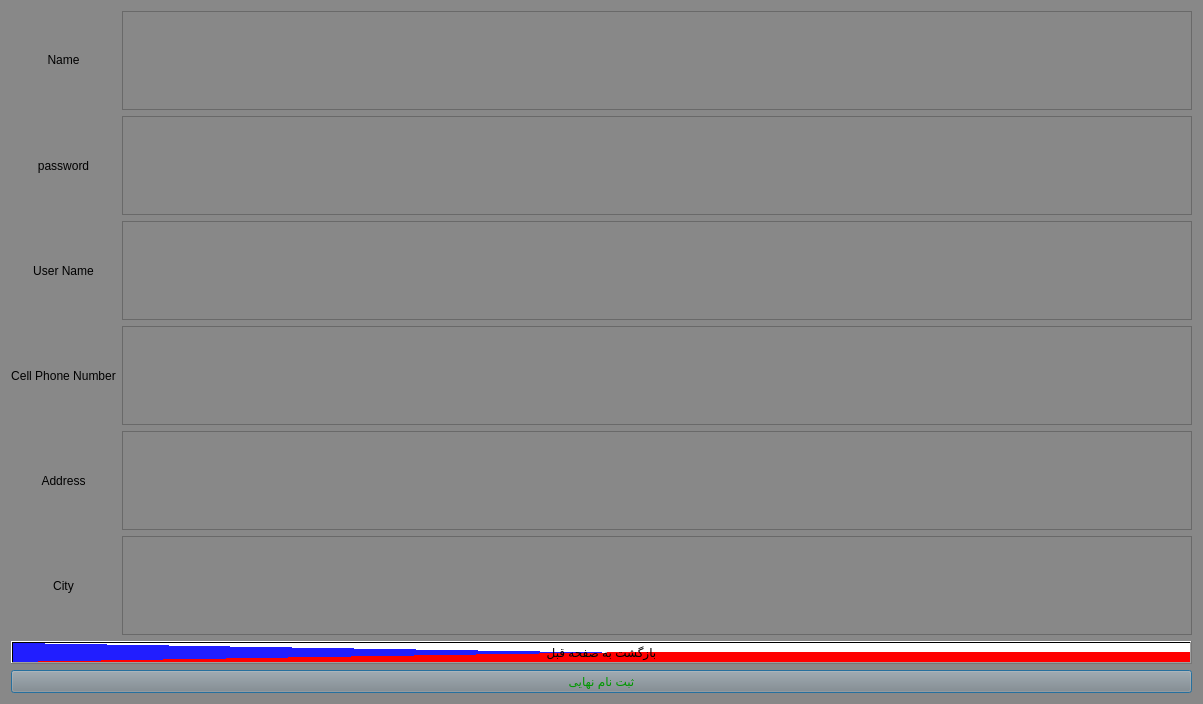
Qt form Project_Ap/signupclient.ui (AP-projects-4001/metagoofill) before a commit.
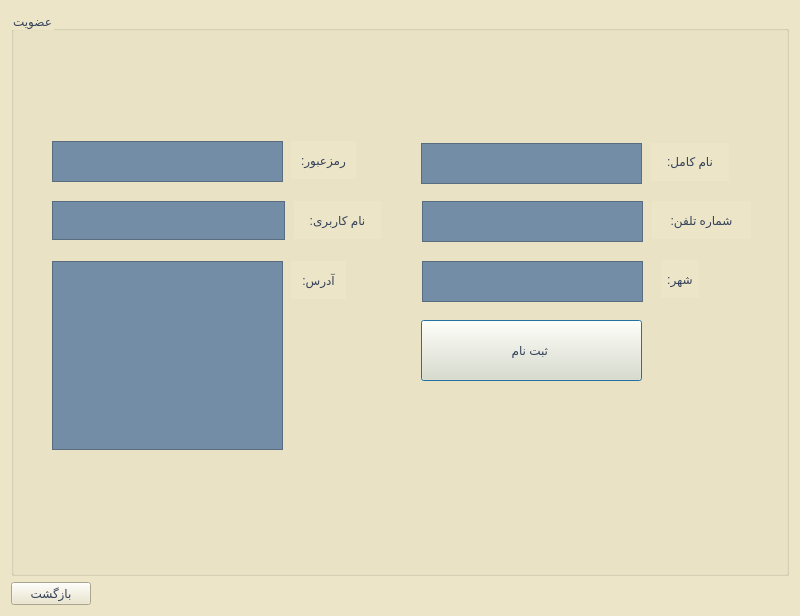
The same form after that commit.

What changed in the file:
```diff
--- a/Project_Ap/signupclient.ui
+++ b/Project_Ap/signupclient.ui
@@ -6,119 +6,111 @@
    <rect>
     <x>0</x>
     <y>0</y>
-    <width>1203</width>
-    <height>704</height>
+    <width>800</width>
+    <height>616</height>
    </rect>
   </property>
   <property name="windowTitle">
    <string>Dialog</string>
   </property>
   <property name="styleSheet">
-   <string notr="true">background-color: rgb(136, 136, 136);</string>
+   <string notr="true">background-color: rgb(236, 229, 199);
+</string>
   </property>
   <layout class="QGridLayout" name="gridLayout">
-   <item row="0" column="1">
-    <layout class="QVBoxLayout" name="verticalLayout_3">
-     <item>
-      <widget class="QTextEdit" name="textEdit_12">
+   <item row="1" column="0">
+    <widget class="QPushButton" name="pushButton_3">
        <property name="styleSheet">
-        <string notr="true">font: 16pt &quot;MS Shell Dlg 2&quot;;
-color: rgb(255, 255, 255);</string>
-       </property>
-       <property name="html">
-        <string>&lt;!DOCTYPE HTML PUBLIC &quot;-//W3C//DTD HTML 4.0//EN&quot; &quot;http://www.w3.org/TR/REC-html40/strict.dtd&quot;&gt;
-&lt;html&gt;&lt;head&gt;&lt;meta name=&quot;qrichtext&quot; content=&quot;1&quot; /&gt;&lt;style type=&quot;text/css&quot;&gt;
-p, li { white-space: pre-wrap; }
-&lt;/style&gt;&lt;/head&gt;&lt;body style=&quot; font-family:'MS Shell Dlg 2'; font-size:16pt; font-weight:400; font-style:normal;&quot;&gt;
-&lt;p style=&quot;-qt-paragraph-type:empty; margin-top:0px; margin-bottom:0px; margin-left:0px; margin-right:0px; -qt-block-indent:0; text-indent:0px; font-size:7.8pt;&quot;&gt;&lt;br /&gt;&lt;/p&gt;&lt;/body&gt;&lt;/html&gt;</string>
+      <string notr="true">font: 14pt &quot;Lalezar&quot;;
+color: rgb(53, 66, 89);
+</string>
+     </property>
+     <property name="text">
+      <string>بازگشت</string>
        </property>
       </widget>
      </item>
-     <item>
-      <widget class="QTextEdit" name="textEdit_13">
-       <property name="styleSheet">
-        <string notr="true">font: 16pt &quot;MS Shell Dlg 2&quot;;
-color: rgb(255, 255, 255);</string>
-       </property>
-       <property name="html">
-        <string>&lt;!DOCTYPE HTML PUBLIC &quot;-//W3C//DTD HTML 4.0//EN&quot; &quot;http://www.w3.org/TR/REC-html40/strict.dtd&quot;&gt;
-&lt;html&gt;&lt;head&gt;&lt;meta name=&quot;qrichtext&quot; content=&quot;1&quot; /&gt;&lt;style type=&quot;text/css&quot;&gt;
-p, li { white-space: pre-wrap; }
-&lt;/style&gt;&lt;/head&gt;&lt;body style=&quot; font-family:'MS Shell Dlg 2'; font-size:16pt; font-weight:400; font-style:normal;&quot;&gt;
-&lt;p style=&quot;-qt-paragraph-type:empty; margin-top:0px; margin-bottom:0px; margin-left:0px; margin-right:0px; -qt-block-indent:0; text-indent:0px; font-size:7.8pt;&quot;&gt;&lt;br /&gt;&lt;/p&gt;&lt;/body&gt;&lt;/html&gt;</string>
-       </property>
-      </widget>
-     </item>
-     <item>
-      <widget class="QTextEdit" name="textEdit_14">
+   <item row="1" column="1">
+    <spacer name="horizontalSpacer">
+     <property name="orientation">
+      <enum>Qt::Horizontal</enum>
+     </property>
+     <property name="sizeHint" stdset="0">
+      <size>
+       <width>40</width>
+       <height>20</height>
+      </size>
+     </property>
+    </spacer>
+   </item>
+   <item row="0" column="0" colspan="2">
+    <widget class="QGroupBox" name="groupBox">
        <property name="styleSheet">
-        <string notr="true">font: 16pt &quot;MS Shell Dlg 2&quot;;
-color: rgb(255, 255, 255);</string>
-       </property>
-       <property name="html">
-        <string>&lt;!DOCTYPE HTML PUBLIC &quot;-//W3C//DTD HTML 4.0//EN&quot; &quot;http://www.w3.org/TR/REC-html40/strict.dtd&quot;&gt;
-&lt;html&gt;&lt;head&gt;&lt;meta name=&quot;qrichtext&quot; content=&quot;1&quot; /&gt;&lt;style type=&quot;text/css&quot;&gt;
-p, li { white-space: pre-wrap; }
-&lt;/style&gt;&lt;/head&gt;&lt;body style=&quot; font-family:'MS Shell Dlg 2'; font-size:16pt; font-weight:400; font-style:normal;&quot;&gt;
-&lt;p style=&quot;-qt-paragraph-type:empty; margin-top:0px; margin-bottom:0px; margin-left:0px; margin-right:0px; -qt-block-indent:0; text-indent:0px; font-size:7.8pt;&quot;&gt;&lt;br /&gt;&lt;/p&gt;&lt;/body&gt;&lt;/html&gt;</string>
-       </property>
-      </widget>
-     </item>
-     <item>
-      <widget class="QTextEdit" name="textEdit_15">
-       <property name="styleSheet">
-        <string notr="true">font: 16pt &quot;MS Shell Dlg 2&quot;;
-color: rgb(255, 255, 255);</string>
-       </property>
-       <property name="html">
-        <string>&lt;!DOCTYPE HTML PUBLIC &quot;-//W3C//DTD HTML 4.0//EN&quot; &quot;http://www.w3.org/TR/REC-html40/strict.dtd&quot;&gt;
-&lt;html&gt;&lt;head&gt;&lt;meta name=&quot;qrichtext&quot; content=&quot;1&quot; /&gt;&lt;style type=&quot;text/css&quot;&gt;
-p, li { white-space: pre-wrap; }
-&lt;/style&gt;&lt;/head&gt;&lt;body style=&quot; font-family:'MS Shell Dlg 2'; font-size:16pt; font-weight:400; font-style:normal;&quot;&gt;
-&lt;p style=&quot;-qt-paragraph-type:empty; margin-top:0px; margin-bottom:0px; margin-left:0px; margin-right:0px; -qt-block-indent:0; text-indent:0px; font-size:7.8pt;&quot;&gt;&lt;br /&gt;&lt;/p&gt;&lt;/body&gt;&lt;/html&gt;</string>
-       </property>
-      </widget>
-     </item>
-     <item>
+      <string notr="true">color: rgb(53, 66, 89);
+font: 20pt &quot;Lalezar&quot;;</string>
+     </property>
+     <property name="title">
+      <string>عضویت</string>
+     </property>
       <widget class="QTextEdit" name="textEdit_16">
+      <property name="geometry">
+       <rect>
+        <x>41</x>
+        <y>250</y>
+        <width>231</width>
+        <height>189</height>
+       </rect>
+      </property>
        <property name="styleSheet">
-        <string notr="true">font: 16pt &quot;MS Shell Dlg 2&quot;;
-color: rgb(255, 255, 255);</string>
+       <string notr="true">background-color: rgb(116, 141, 166);
+font: 12pt &quot;Lalezar&quot;;</string>
        </property>
        <property name="html">
         <string>&lt;!DOCTYPE HTML PUBLIC &quot;-//W3C//DTD HTML 4.0//EN&quot; &quot;http://www.w3.org/TR/REC-html40/strict.dtd&quot;&gt;
-&lt;html&gt;&lt;head&gt;&lt;meta name=&quot;qrichtext&quot; content=&quot;1&quot; /&gt;&lt;style type=&quot;text/css&quot;&gt;
+&lt;html&gt;&lt;head&gt;&lt;meta name=&quot;qrichtext&quot; content=&quot;1&quot; /&gt;&lt;meta charset=&quot;utf-8&quot; /&gt;&lt;style type=&quot;text/css&quot;&gt;
 p, li { white-space: pre-wrap; }
-&lt;/style&gt;&lt;/head&gt;&lt;body style=&quot; font-family:'MS Shell Dlg 2'; font-size:16pt; font-weight:400; font-style:normal;&quot;&gt;
-&lt;p style=&quot;-qt-paragraph-type:empty; margin-top:0px; margin-bottom:0px; margin-left:0px; margin-right:0px; -qt-block-indent:0; text-indent:0px; font-size:7.8pt;&quot;&gt;&lt;br /&gt;&lt;/p&gt;&lt;/body&gt;&lt;/html&gt;</string>
-       </property>
-      </widget>
-     </item>
-     <item>
+&lt;/style&gt;&lt;/head&gt;&lt;body style=&quot; font-family:'Lalezar'; font-size:12pt; font-weight:400; font-style:normal;&quot;&gt;
+&lt;p style=&quot;-qt-paragraph-type:empty; margin-top:0px; margin-bottom:0px; margin-left:0px; margin-right:0px; -qt-block-indent:0; text-indent:0px; font-family:'MS Shell Dlg 2'; font-size:7.8pt;&quot;&gt;&lt;br /&gt;&lt;/p&gt;&lt;/body&gt;&lt;/html&gt;</string>
+      </property>
+     </widget>
       <widget class="QTextEdit" name="textEdit_17">
+      <property name="geometry">
+       <rect>
+        <x>411</x>
+        <y>250</y>
+        <width>221</width>
+        <height>41</height>
+       </rect>
+      </property>
        <property name="styleSheet">
-        <string notr="true">font: 16pt &quot;MS Shell Dlg 2&quot;;
-color: rgb(255, 255, 255);</string>
+       <string notr="true">background-color: rgb(116, 141, 166);
+font: 12pt &quot;Lalezar&quot;;</string>
        </property>
        <property name="html">
         <string>&lt;!DOCTYPE HTML PUBLIC &quot;-//W3C//DTD HTML 4.0//EN&quot; &quot;http://www.w3.org/TR/REC-html40/strict.dtd&quot;&gt;
-&lt;html&gt;&lt;head&gt;&lt;meta name=&quot;qrichtext&quot; content=&quot;1&quot; /&gt;&lt;style type=&quot;text/css&quot;&gt;
+&lt;html&gt;&lt;head&gt;&lt;meta name=&quot;qrichtext&quot; content=&quot;1&quot; /&gt;&lt;meta charset=&quot;utf-8&quot; /&gt;&lt;style type=&quot;text/css&quot;&gt;
 p, li { white-space: pre-wrap; }
-&lt;/style&gt;&lt;/head&gt;&lt;body style=&quot; font-family:'MS Shell Dlg 2'; font-size:16pt; font-weight:400; font-style:normal;&quot;&gt;
-&lt;p style=&quot;-qt-paragraph-type:empty; margin-top:0px; margin-bottom:0px; margin-left:0px; margin-right:0px; -qt-block-indent:0; text-indent:0px; font-size:7.8pt;&quot;&gt;&lt;br /&gt;&lt;/p&gt;&lt;/body&gt;&lt;/html&gt;</string>
-       </property>
-      </widget>
-     </item>
-    </layout>
-   </item>
-   <item row="2" column="0" colspan="2">
+&lt;/style&gt;&lt;/head&gt;&lt;body style=&quot; font-family:'Lalezar'; font-size:12pt; font-weight:400; font-style:normal;&quot;&gt;
+&lt;p style=&quot;-qt-paragraph-type:empty; margin-top:0px; margin-bottom:0px; margin-left:0px; margin-right:0px; -qt-block-indent:0; text-indent:0px; font-family:'MS Shell Dlg 2'; font-size:7.8pt;&quot;&gt;&lt;br /&gt;&lt;/p&gt;&lt;/body&gt;&lt;/html&gt;</string>
+      </property>
+     </widget>
     <widget class="QPushButton" name="pushButton">
+      <property name="geometry">
+       <rect>
+        <x>410</x>
+        <y>309</y>
+        <width>221</width>
+        <height>61</height>
+       </rect>
+      </property>
      <property name="styleSheet">
-      <string notr="true">color: rgb(0, 152, 0);
-font: 75 20pt &quot;MS Shell Dlg 2&quot;;</string>
+       <string notr="true">color: rgb(53, 66, 89);
+font: 14pt &quot;Lalezar&quot;;
+
+</string>
      </property>
      <property name="text">
-      <string>ثبت نام نهایی</string>
+       <string>ثبت نام </string>
      </property>
      <property name="default">
       <bool>true</bool>
@@ -127,28 +119,21 @@
       <bool>false</bool>
      </property>
     </widget>
-   </item>
-   <item row="1" column="0" colspan="2">
-    <widget class="QPushButton" name="pushButton_3">
-     <property name="styleSheet">
-      <string notr="true">background-color: qconicalgradient(cx:0.5, cy:0.5, angle:0, stop:0 rgba(255, 255, 255, 255), stop:0.373979 rgba(255, 255, 255, 255), stop:0.373991 rgba(33, 30, 255, 255), stop:0.624018 rgba(33, 30, 255, 255), stop:0.624043 rgba(255, 0, 0, 255), stop:1 rgba(255, 0, 0, 255));
-font: 16pt &quot;MS Shell Dlg 2&quot;;</string>
-     </property>
-     <property name="text">
-      <string>بازگشت به صفحه قبل</string>
-     </property>
-    </widget>
-   </item>
-   <item row="0" column="0">
-    <layout class="QVBoxLayout" name="verticalLayout_4">
-     <item>
       <widget class="QLabel" name="label_6">
+      <property name="geometry">
+       <rect>
+        <x>640</x>
+        <y>132</y>
+        <width>78</width>
+        <height>38</height>
+       </rect>
+      </property>
        <property name="styleSheet">
         <string notr="true">font: 20pt &quot;MS Shell Dlg 2&quot;;
 </string>
        </property>
        <property name="text">
-        <string>Name</string>
+       <string>نام کامل:</string>
        </property>
        <property name="textFormat">
         <enum>Qt::RichText</enum>
@@ -157,29 +142,145 @@
         <set>Qt::AlignCenter</set>
        </property>
       </widget>
-     </item>
-     <item>
+     <widget class="QTextEdit" name="textEdit_12">
+      <property name="geometry">
+       <rect>
+        <x>410</x>
+        <y>132</y>
+        <width>221</width>
+        <height>41</height>
+       </rect>
+      </property>
+      <property name="styleSheet">
+       <string notr="true">background-color: rgb(116, 141, 166);
+font: 12pt &quot;Lalezar&quot;;</string>
+      </property>
+      <property name="html">
+       <string>&lt;!DOCTYPE HTML PUBLIC &quot;-//W3C//DTD HTML 4.0//EN&quot; &quot;http://www.w3.org/TR/REC-html40/strict.dtd&quot;&gt;
+&lt;html&gt;&lt;head&gt;&lt;meta name=&quot;qrichtext&quot; content=&quot;1&quot; /&gt;&lt;meta charset=&quot;utf-8&quot; /&gt;&lt;style type=&quot;text/css&quot;&gt;
+p, li { white-space: pre-wrap; }
+&lt;/style&gt;&lt;/head&gt;&lt;body style=&quot; font-family:'Lalezar'; font-size:12pt; font-weight:400; font-style:normal;&quot;&gt;
+&lt;p style=&quot;-qt-paragraph-type:empty; margin-top:0px; margin-bottom:0px; margin-left:0px; margin-right:0px; -qt-block-indent:0; text-indent:0px; font-family:'MS Shell Dlg 2'; font-size:7.8pt;&quot;&gt;&lt;br /&gt;&lt;/p&gt;&lt;/body&gt;&lt;/html&gt;</string>
+      </property>
+     </widget>
+     <widget class="QTextEdit" name="textEdit_15">
+      <property name="geometry">
+       <rect>
+        <x>411</x>
+        <y>190</y>
+        <width>221</width>
+        <height>41</height>
+       </rect>
+      </property>
+      <property name="styleSheet">
+       <string notr="true">background-color: rgb(116, 141, 166);
+font: 12pt &quot;Lalezar&quot;;</string>
+      </property>
+      <property name="html">
+       <string>&lt;!DOCTYPE HTML PUBLIC &quot;-//W3C//DTD HTML 4.0//EN&quot; &quot;http://www.w3.org/TR/REC-html40/strict.dtd&quot;&gt;
+&lt;html&gt;&lt;head&gt;&lt;meta name=&quot;qrichtext&quot; content=&quot;1&quot; /&gt;&lt;meta charset=&quot;utf-8&quot; /&gt;&lt;style type=&quot;text/css&quot;&gt;
+p, li { white-space: pre-wrap; }
+&lt;/style&gt;&lt;/head&gt;&lt;body style=&quot; font-family:'Lalezar'; font-size:12pt; font-weight:400; font-style:normal;&quot;&gt;
+&lt;p style=&quot;-qt-paragraph-type:empty; margin-top:0px; margin-bottom:0px; margin-left:0px; margin-right:0px; -qt-block-indent:0; text-indent:0px; font-family:'MS Shell Dlg 2'; font-size:7.8pt;&quot;&gt;&lt;br /&gt;&lt;/p&gt;&lt;/body&gt;&lt;/html&gt;</string>
+      </property>
+     </widget>
+     <widget class="QLabel" name="label_10">
+      <property name="geometry">
+       <rect>
+        <x>641</x>
+        <y>190</y>
+        <width>99</width>
+        <height>38</height>
+       </rect>
+      </property>
+      <property name="styleSheet">
+       <string notr="true">font: 12pt &quot;Lalezar&quot;;
+</string>
+      </property>
+      <property name="text">
+       <string>شماره تلفن:</string>
+      </property>
+      <property name="alignment">
+       <set>Qt::AlignCenter</set>
+      </property>
+     </widget>
+     <widget class="QLabel" name="label_12">
+      <property name="geometry">
+       <rect>
+        <x>650</x>
+        <y>249</y>
+        <width>38</width>
+        <height>38</height>
+       </rect>
+      </property>
+      <property name="styleSheet">
+       <string notr="true">font: 12pt &quot;Lalezar&quot;;
+
+</string>
+      </property>
+      <property name="text">
+       <string>شهر:</string>
+      </property>
+      <property name="alignment">
+       <set>Qt::AlignCenter</set>
+      </property>
+     </widget>
       <widget class="QLabel" name="label_8">
+      <property name="geometry">
+       <rect>
+        <x>280</x>
+        <y>130</y>
+        <width>65</width>
+        <height>38</height>
+       </rect>
+      </property>
        <property name="styleSheet">
         <string notr="true">font: 20pt &quot;MS Shell Dlg 2&quot;;
 </string>
        </property>
        <property name="text">
-        <string>password</string>
+       <string>رمزعبور:</string>
        </property>
        <property name="alignment">
         <set>Qt::AlignCenter</set>
        </property>
       </widget>
-     </item>
-     <item>
+     <widget class="QTextEdit" name="textEdit_13">
+      <property name="geometry">
+       <rect>
+        <x>41</x>
+        <y>130</y>
+        <width>231</width>
+        <height>41</height>
+       </rect>
+      </property>
+      <property name="styleSheet">
+       <string notr="true">background-color: rgb(116, 141, 166);
+font: 12pt &quot;Lalezar&quot;;</string>
+      </property>
+      <property name="html">
+       <string>&lt;!DOCTYPE HTML PUBLIC &quot;-//W3C//DTD HTML 4.0//EN&quot; &quot;http://www.w3.org/TR/REC-html40/strict.dtd&quot;&gt;
+&lt;html&gt;&lt;head&gt;&lt;meta name=&quot;qrichtext&quot; content=&quot;1&quot; /&gt;&lt;meta charset=&quot;utf-8&quot; /&gt;&lt;style type=&quot;text/css&quot;&gt;
+p, li { white-space: pre-wrap; }
+&lt;/style&gt;&lt;/head&gt;&lt;body style=&quot; font-family:'Lalezar'; font-size:12pt; font-weight:400; font-style:normal;&quot;&gt;
+&lt;p style=&quot;-qt-paragraph-type:empty; margin-top:0px; margin-bottom:0px; margin-left:0px; margin-right:0px; -qt-block-indent:0; text-indent:0px; font-family:'MS Shell Dlg 2'; font-size:7.8pt;&quot;&gt;&lt;br /&gt;&lt;/p&gt;&lt;/body&gt;&lt;/html&gt;</string>
+      </property>
+     </widget>
       <widget class="QLabel" name="label_9">
+      <property name="geometry">
+       <rect>
+        <x>283</x>
+        <y>190</y>
+        <width>87</width>
+        <height>38</height>
+       </rect>
+      </property>
        <property name="styleSheet">
         <string notr="true">font: 20pt &quot;MS Shell Dlg 2&quot;;
 </string>
        </property>
        <property name="text">
-        <string>User Name</string>
+       <string>نام کاربری:</string>
        </property>
        <property name="textFormat">
         <enum>Qt::AutoText</enum>
@@ -188,50 +289,48 @@
         <set>Qt::AlignCenter</set>
        </property>
       </widget>
-     </item>
-     <item>
-      <widget class="QLabel" name="label_10">
+     <widget class="QTextEdit" name="textEdit_14">
+      <property name="geometry">
+       <rect>
+        <x>41</x>
+        <y>190</y>
+        <width>233</width>
+        <height>39</height>
+       </rect>
+      </property>
        <property name="styleSheet">
-        <string notr="true">font: 20pt &quot;MS Shell Dlg 2&quot;;
-</string>
-       </property>
-       <property name="text">
-        <string>Cell Phone Number</string>
-       </property>
-       <property name="alignment">
-        <set>Qt::AlignCenter</set>
-       </property>
-      </widget>
-     </item>
-     <item>
+       <string notr="true">background-color: rgb(116, 141, 166);
+font: 12pt &quot;Lalezar&quot;;</string>
+      </property>
+      <property name="html">
+       <string>&lt;!DOCTYPE HTML PUBLIC &quot;-//W3C//DTD HTML 4.0//EN&quot; &quot;http://www.w3.org/TR/REC-html40/strict.dtd&quot;&gt;
+&lt;html&gt;&lt;head&gt;&lt;meta name=&quot;qrichtext&quot; content=&quot;1&quot; /&gt;&lt;meta charset=&quot;utf-8&quot; /&gt;&lt;style type=&quot;text/css&quot;&gt;
+p, li { white-space: pre-wrap; }
+&lt;/style&gt;&lt;/head&gt;&lt;body style=&quot; font-family:'Lalezar'; font-size:12pt; font-weight:400; font-style:normal;&quot;&gt;
+&lt;p style=&quot;-qt-paragraph-type:empty; margin-top:0px; margin-bottom:0px; margin-left:0px; margin-right:0px; -qt-block-indent:0; text-indent:0px; font-family:'MS Shell Dlg 2'; font-size:7.8pt;&quot;&gt;&lt;br /&gt;&lt;/p&gt;&lt;/body&gt;&lt;/html&gt;</string>
+      </property>
+     </widget>
       <widget class="QLabel" name="label_11">
-       <property name="styleSheet">
-        <string notr="true">font: 20pt &quot;MS Shell Dlg 2&quot;;
-</string>
-       </property>
-       <property name="text">
-        <string>Address</string>
-       </property>
-       <property name="alignment">
-        <set>Qt::AlignCenter</set>
-       </property>
-      </widget>
-     </item>
-     <item>
-      <widget class="QLabel" name="label_12">
+      <property name="geometry">
+       <rect>
+        <x>280</x>
+        <y>250</y>
+        <width>55</width>
+        <height>38</height>
+       </rect>
+      </property>
        <property name="styleSheet">
         <string notr="true">font: 20pt &quot;MS Shell Dlg 2&quot;;
 </string>
        </property>
        <property name="text">
-        <string>City</string>
+       <string>آدرس:</string>
        </property>
        <property name="alignment">
         <set>Qt::AlignCenter</set>
        </property>
       </widget>
-     </item>
-    </layout>
+    </widget>
    </item>
   </layout>
  </widget>
```
Left out of the diff: 9 changed lines with no effect on the pictures. Lines whose indentation alone changed are shown as unchanged.
